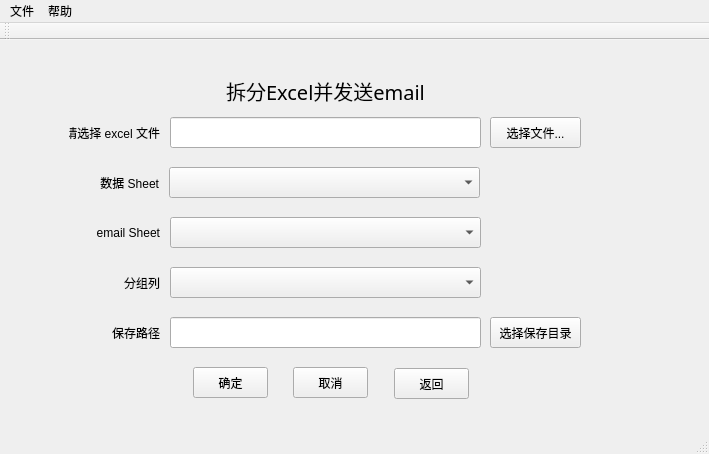
Qt form splitandemailwindow.ui (ainiaa/splitExcel) before a commit.
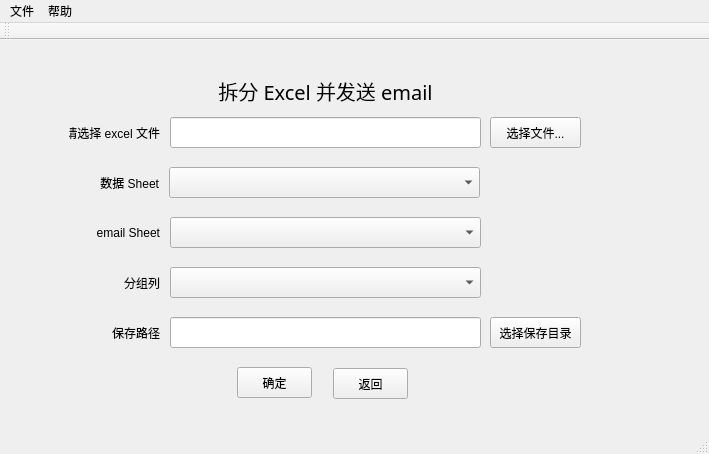
The same form after that commit. Icons and pictures are not drawn.

The edit to the form file:
```diff
--- a/splitandemailwindow.ui
+++ b/splitandemailwindow.ui
@@ -85,7 +85,7 @@
    <widget class="QPushButton" name="submitPushButton">
     <property name="geometry">
      <rect>
-      <x>193</x>
+      <x>237</x>
       <y>327</y>
       <width>75</width>
       <height>31</height>
@@ -95,19 +95,6 @@
      <string>确定</string>
     </property>
    </widget>
-   <widget class="QPushButton" name="cancelPushButton">
-    <property name="geometry">
-     <rect>
-      <x>293</x>
-      <y>327</y>
-      <width>75</width>
-      <height>31</height>
-     </rect>
-    </property>
-    <property name="text">
-     <string>取消</string>
-    </property>
-   </widget>
    <widget class="QComboBox" name="groupByComboBox">
     <property name="geometry">
      <rect>
@@ -231,7 +218,7 @@
      </font>
     </property>
     <property name="text">
-     <string>拆分Excel并发送email</string>
+     <string>拆分 Excel 并发送 email</string>
     </property>
     <property name="alignment">
      <set>Qt::AlignCenter</set>
@@ -240,7 +227,7 @@
    <widget class="QPushButton" name="gobackButton">
     <property name="geometry">
      <rect>
-      <x>394</x>
+      <x>333</x>
       <y>328</y>
       <width>75</width>
       <height>31</height>
```
Left out of the diff: 8 changed lines with no effect on the pictures.
